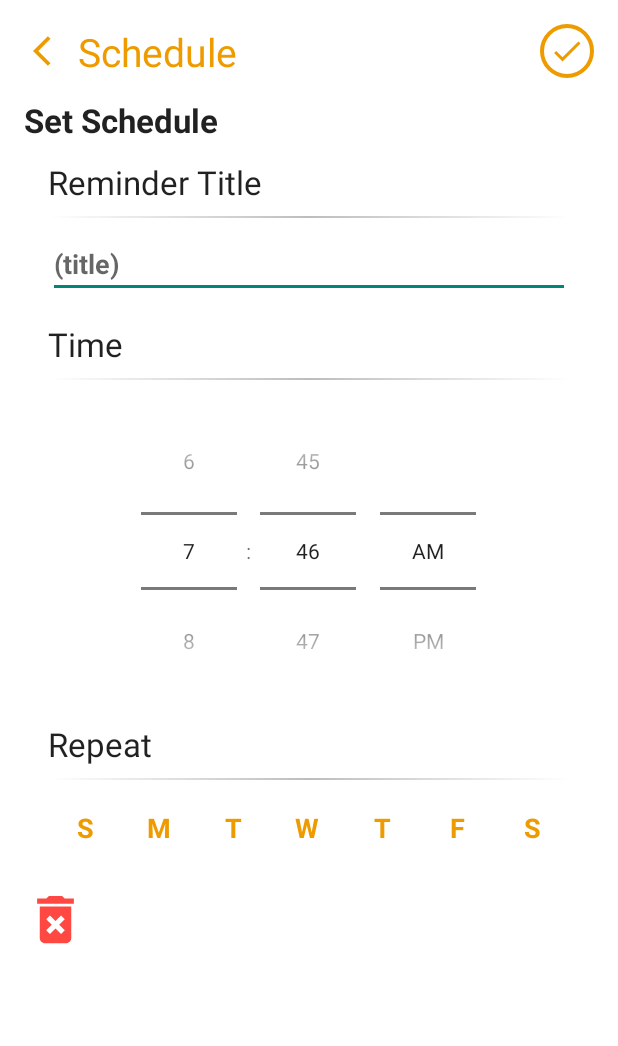
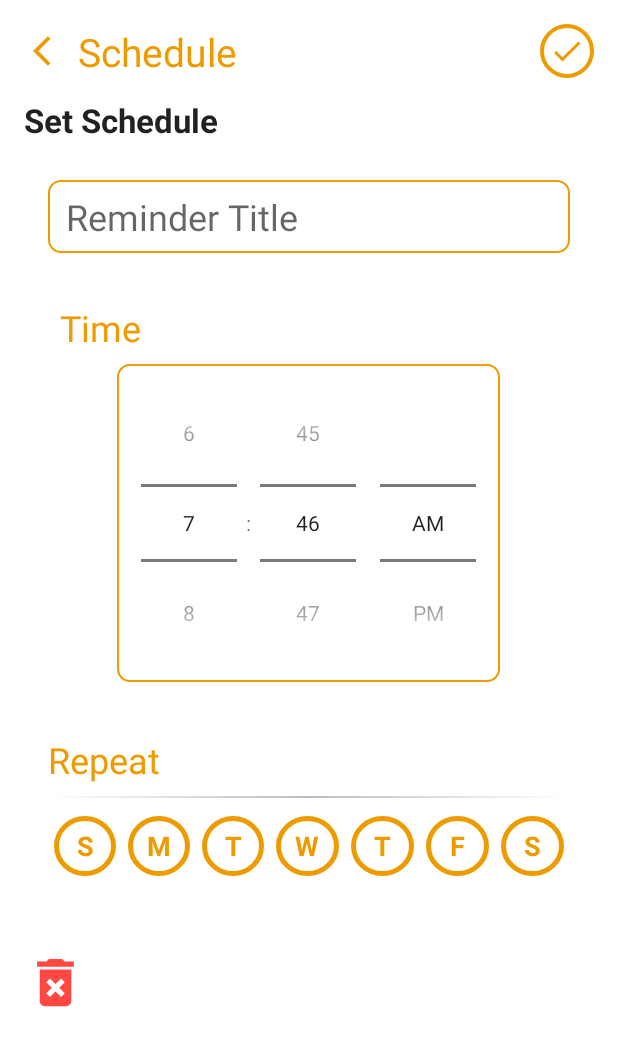
Before and after one commit to MARZ51x/audibookfinal, an Android app: the AddEditAlarmFragment screen opened directly, with no data from a screen before it, on a phone screen of 412 x 824 dp. Shown: the top 1046 px of the screen. Run offline under Robolectric (Android 15) with nearby library versions, the phone set to English and light mode, and no system bars; our stand-ins replace sdp/ssp sizes; 10 statements that could not run were skipped.

Commit message:
Krisha Layout Scheduler ug uban

```diff
--- a/app/src/main/res/drawable-v24/background_rounded_text_fields.xml
+++ b/app/src/main/res/drawable-v24/background_rounded_text_fields.xml
@@ -3,6 +3,7 @@
 
     <item>
         <shape>
+
             <stroke
                 android:color="?attr/text_color"
                 android:width="@dimen/_1sdp">
--- a/app/src/main/res/drawable/background_day_view.xml
+++ b/app/src/main/res/drawable/background_day_view.xml
@@ -8,6 +8,14 @@
     <item android:state_checked="false">
         <shape android:shape="oval">
             <solid android:color="@android:color/transparent" />
+            <corners
+                android:bottomRightRadius="8dp"
+                android:bottomLeftRadius="8dp"
+                android:topLeftRadius="8dp"
+                android:topRightRadius="8dp"/>
+            <stroke
+                android:color="@color/accent"
+                android:width="3dp"/>
         </shape>
     </item>
 </selector>
--- /dev/null
+++ b/app/src/main/res/drawable/edit_text.xml
@@ -0,0 +1,15 @@
+<shape
+    xmlns:android="http://schemas.android.com/apk/res/android"
+    android:shape="rectangle">
+    <solid
+        android:color="@android:color/transparent"/>
+
+    <corners
+        android:bottomRightRadius="8dp"
+        android:bottomLeftRadius="8dp"
+        android:topLeftRadius="8dp"
+        android:topRightRadius="8dp"/>
+    <stroke
+        android:color="@color/accent"
+        android:width="1dp"/>
+</shape>
--- a/app/src/main/res/layout/fragment_add_edit_alarm.xml
+++ b/app/src/main/res/layout/fragment_add_edit_alarm.xml
@@ -63,7 +63,7 @@
             android:layout_height="wrap_content"
             android:textAppearance="?android:attr/textAppearanceLarge"
             android:textStyle="bold"
-            android:layout_marginBottom="12dp"
+            android:layout_marginBottom="25dp"
             android:text="@string/set_schedule"
             tools:text="Set Schedule"/>
 
@@ -72,61 +72,49 @@
             android:layout_width="match_parent"
             android:layout_height="wrap_content"
             android:paddingTop="0dp"
+            android:layout_marginBottom="20dp"
             android:paddingBottom="@dimen/activity_vertical_margin"
             android:paddingLeft="@dimen/activity_horizontal_margin"
             android:paddingRight="@dimen/activity_horizontal_margin">
-            <TextView
-                android:layout_width="match_parent"
-                android:layout_height="wrap_content"
-                android:textAppearance="?android:attr/textAppearanceLarge"
-                android:layout_marginBottom="@dimen/list_padding_vertical_small"
-                android:text="@string/label"
-                tools:text="Reminder Title"/>
-
-            <View
-                android:layout_width="match_parent"
-                android:layout_height="1dp"
-                android:layout_marginBottom="@dimen/list_padding_vertical_small"
-                android:background="@drawable/divider" />
 
             <EditText
                 android:id="@+id/edit_alarm_label"
                 android:layout_width="match_parent"
                 android:layout_height="wrap_content"
+                android:padding="8dp"
+                android:paddingStart="12dp"
+                android:textSize="24dp"
+                android:textColor="@color/accent"
                 android:inputType="textCapWords"
-                android:maxLength="15"
-                android:textColor="@color/accent"
-                android:textStyle="bold"
-                android:hint="(title)"
-                android:layout_marginBottom="@dimen/activity_vertical_margin" />
+                android:background="@drawable/edit_text"
+                android:maxLength="25"
+                android:hint="@string/label"
+                android:layout_marginBottom="25dp" />
 
             <TextView
                 android:layout_width="match_parent"
                 android:layout_height="wrap_content"
-                android:textAppearance="?android:attr/textAppearanceLarge"
-                android:layout_marginBottom="@dimen/list_padding_vertical_small"
+                android:padding="8dp"
+                android:textSize="24dp"
+                android:textColor="@color/accent"
                 android:text="@string/time"
                 tools:text="Time"/>
-
-            <View
-                android:layout_width="match_parent"
-                android:layout_height="1dp"
-                android:layout_marginBottom="@dimen/list_padding_vertical_small"
-                android:background="@drawable/divider" />
 
             <TimePicker
                 android:id="@+id/edit_alarm_time_picker"
                 android:layout_width="wrap_content"
                 android:layout_height="wrap_content"
                 android:layout_gravity="center"
-                android:layout_marginBottom="8dp"
+                android:layout_marginBottom="35dp"
+                android:background="@drawable/edit_text"
                 android:timePickerMode="spinner"
                 tools:targetApi="lollipop" />
 
             <TextView
                 android:layout_width="match_parent"
                 android:layout_height="wrap_content"
-                android:textAppearance="?android:attr/textAppearanceLarge"
+                android:textSize="24dp"
+                android:textColor="@color/accent"
                 android:layout_marginBottom="@dimen/list_padding_vertical_small"
                 android:text="Repeat"
                 tools:text="Repeat"/>
@@ -152,6 +140,7 @@
                     android:layout_weight="1"
                     android:background="@drawable/background_day_view"
                     android:button="@null"
+
                     android:gravity="center"
                     android:textSize="18dp"
                     android:textStyle="bold"
@@ -241,6 +230,7 @@
         <ImageButton
             android:layout_width="wrap_content"
             android:layout_height="wrap_content"
+            android:layout_marginTop="10dp"
             android:id="@+id/action_delete"
             android:background="@null"
             android:title="@string/action_delete"
--- a/app/src/main/res/layout/fragment_main.xml
+++ b/app/src/main/res/layout/fragment_main.xml
@@ -18,6 +18,7 @@
         android:src="@drawable/empty_scheduler_transparent"
         android:layout_gravity="center"
         app:layout_constraintLeft_toLeftOf="parent"
+
         app:layout_constraintRight_toRightOf="parent">
 
     </pl.droidsonroids.gif.GifImageView>
--- a/app/src/main/res/values/strings.xml
+++ b/app/src/main/res/values/strings.xml
@@ -59,4 +59,9 @@
         <item>Newest</item>
     </string-array>
 
+    <string-array name="noteSort">
+        <item>A-Z</item>
+        <item>Z-A</item>
+    </string-array>
+
 </resources>
```
Also changed, not shown: app/src/main/java/com/zentech/audibookfinalv/CreateNote.java (+7 -3 lines), app/src/main/java/com/zentech/audibookfinalv/HomeActivity.java (+71 -10 lines), app/src/main/res/layout/activity_home.xml (+11 -2 lines), app/src/main/res/layout/notes_layout.xml (+16 -3 lines), app/src/main/res/drawable/empty_gif.gif.
